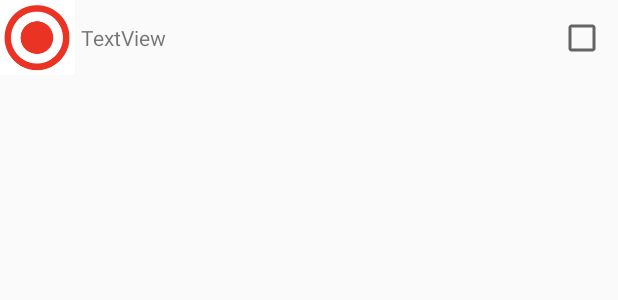
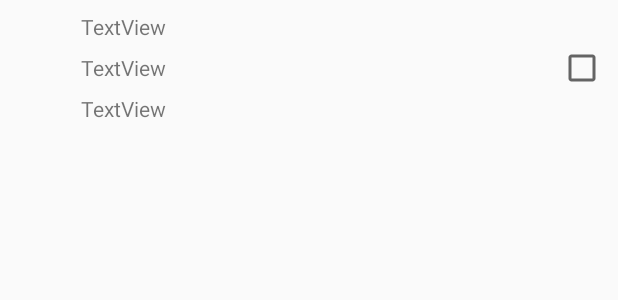
Before and after one commit to k4linx/pendenzen_verwaltung, an Android app: the layout list_item.xml on its own in the app's theme, with its tools: preview values and no code run, on a phone screen of 412 x 824 dp. Shown: the top 300 px of the screen. Run offline under Robolectric (Android 15) with nearby library versions, the phone set to English and light mode, and no system bars.

Commit message:
fuck this i went to bed

```diff
--- a/app/src/main/java/com/example/pendenzen_verwaltung/AppDatabase.java
+++ b/app/src/main/java/com/example/pendenzen_verwaltung/AppDatabase.java
@@ -6,7 +6,7 @@ import androidx.room.Database;
 import androidx.room.Room;
 import androidx.room.RoomDatabase;
 
-@Database(entities = {Pending.class}, version = 2)
+@Database(entities = {Pending.class}, version = 4)
 public abstract class AppDatabase extends RoomDatabase {
 
     private static final String DB_NAME = "Pending_DB";
--- a/app/src/main/java/com/example/pendenzen_verwaltung/CreateNewTodoActivity.java
+++ b/app/src/main/java/com/example/pendenzen_verwaltung/CreateNewTodoActivity.java
@@ -60,8 +60,10 @@ public class CreateNewTodoActivity extends AppCompatActivity {
         }else{
             pending.setPendingTitle(titleText);
             pending.setPendingDescription(descriptionText);
-            pending.setPendingTitle(dateText);
+            pending.setPendingDate(dateText);
             pending.setPendingImportance(prioValue);
+
+            todoToSave.add(pending);
 
             mPendingDao.insertAll(todoToSave);
 
--- a/app/src/main/java/com/example/pendenzen_verwaltung/MainActivity.java
+++ b/app/src/main/java/com/example/pendenzen_verwaltung/MainActivity.java
@@ -1,7 +1,9 @@
 package com.example.pendenzen_verwaltung;
 
 import android.content.Intent;
+import android.nfc.Tag;
 import android.os.Bundle;
+import android.util.Log;
 import android.view.View;
 
 import androidx.appcompat.app.AppCompatActivity;
@@ -22,8 +24,11 @@ public class MainActivity extends AppCompatActivity {
         super.onCreate(savedInstanceState);
         setContentView(R.layout.activity_main);
 
+
         mPendingDao = AppDatabase.getAppDb(getApplicationContext()).getPendingDao();
         List<Pending> pendingsFromDatabase = mPendingDao.getAll();
+
+        Log.d("TAG", "onCreate: " + pendingsFromDatabase.size());
 
         RecyclerView recyclerView = findViewById(R.id.recyclerView);
         recyclerView.setHasFixedSize(true);
--- a/app/src/main/java/com/example/pendenzen_verwaltung/Pending.java
+++ b/app/src/main/java/com/example/pendenzen_verwaltung/Pending.java
@@ -11,8 +11,6 @@ public class Pending {
     @PrimaryKey(autoGenerate = true)
     private int id;
 
-    //Spalte heisst in der DB account_name
-    @ColumnInfo(name="account_name")
     private String pendingTitle;
 
     //Wenn nicht angegeben, heisst Spalte in der DB wie Variable, d.h. hier firstName.
--- a/app/src/main/res/layout/activity_create_new_todo.xml
+++ b/app/src/main/res/layout/activity_create_new_todo.xml
@@ -133,6 +133,7 @@
             android:layout_width="wrap_content"
             android:layout_height="match_parent"
             android:layout_weight="1"
+            android:checked="true"
             android:text="@string/priority_medium"
             tools:layout_editor_absoluteX="373dp"
             tools:layout_editor_absoluteY="256dp" />
--- a/app/src/main/res/layout/list_item.xml
+++ b/app/src/main/res/layout/list_item.xml
@@ -7,12 +7,12 @@
     android:layout_height="wrap_content">
 
     <CheckBox
-        android:id="@+id/checkBox2"
+        android:id="@+id/itemCheckBox"
         android:layout_width="wrap_content"
         android:layout_height="wrap_content"
         android:layout_marginEnd="8dp"
         android:layout_marginRight="8dp"
-        app:layout_constraintBottom_toBottomOf="@+id/listTextView"
+        app:layout_constraintBottom_toBottomOf="@+id/listDateView"
         app:layout_constraintEnd_toEndOf="parent"
         app:layout_constraintTop_toTopOf="@+id/listTextView" />
 
@@ -22,20 +22,52 @@
         android:layout_height="wrap_content"
         android:layout_marginStart="4dp"
         android:layout_marginLeft="4dp"
+        android:layout_marginTop="8dp"
         android:layout_marginEnd="4dp"
         android:layout_marginRight="4dp"
         android:text="TextView"
-        app:layout_constraintBottom_toBottomOf="@+id/imageView4"
-        app:layout_constraintEnd_toStartOf="@+id/checkBox2"
-        app:layout_constraintStart_toEndOf="@+id/imageView4"
-        app:layout_constraintTop_toTopOf="@+id/imageView4" />
+        app:layout_constraintEnd_toStartOf="@+id/itemCheckBox"
+        app:layout_constraintStart_toEndOf="@+id/priorityView"
+        app:layout_constraintTop_toTopOf="parent" />
+
+    <TextView
+        android:id="@+id/listDescriptionView"
+        android:layout_width="0dp"
+        android:layout_height="wrap_content"
+        android:layout_marginStart="4dp"
+        android:layout_marginLeft="4dp"
+        android:layout_marginTop="8dp"
+        android:layout_marginEnd="4dp"
+        android:layout_marginRight="4dp"
+        android:text="TextView"
+        app:layout_constraintEnd_toStartOf="@+id/itemCheckBox"
+        app:layout_constraintHorizontal_bias="1.0"
+        app:layout_constraintStart_toEndOf="@+id/priorityView"
+        app:layout_constraintTop_toBottomOf="@+id/listTextView" />
+
+    <TextView
+        android:id="@+id/listDateView"
+        android:layout_width="0dp"
+        android:layout_height="wrap_content"
+        android:layout_marginStart="4dp"
+        android:layout_marginLeft="4dp"
+        android:layout_marginTop="8dp"
+        android:layout_marginEnd="4dp"
+        android:layout_marginRight="4dp"
+        android:layout_marginBottom="8dp"
+        android:text="TextView"
+        app:layout_constraintBottom_toBottomOf="parent"
+        app:layout_constraintEnd_toStartOf="@+id/itemCheckBox"
+        app:layout_constraintHorizontal_bias="0.0"
+        app:layout_constraintStart_toEndOf="@+id/priorityView"
+        app:layout_constraintTop_toBottomOf="@+id/listDescriptionView" />
 
     <ImageView
-        android:id="@+id/imageView4"
+        android:id="@+id/priorityView"
         android:layout_width="50dp"
         android:layout_height="50dp"
+        app:layout_constraintBottom_toBottomOf="@+id/listDateView"
         app:layout_constraintStart_toStartOf="parent"
-        app:layout_constraintTop_toTopOf="parent"
-        app:srcCompat="@mipmap/ic_high_priority_foreground" />
+        app:layout_constraintTop_toTopOf="@+id/listTextView" />
 
 </androidx.constraintlayout.widget.ConstraintLayout>
```
Also changed, not shown: app/src/main/java/com/example/pendenzen_verwaltung/ListAdapter.java (+31 -3 lines).
